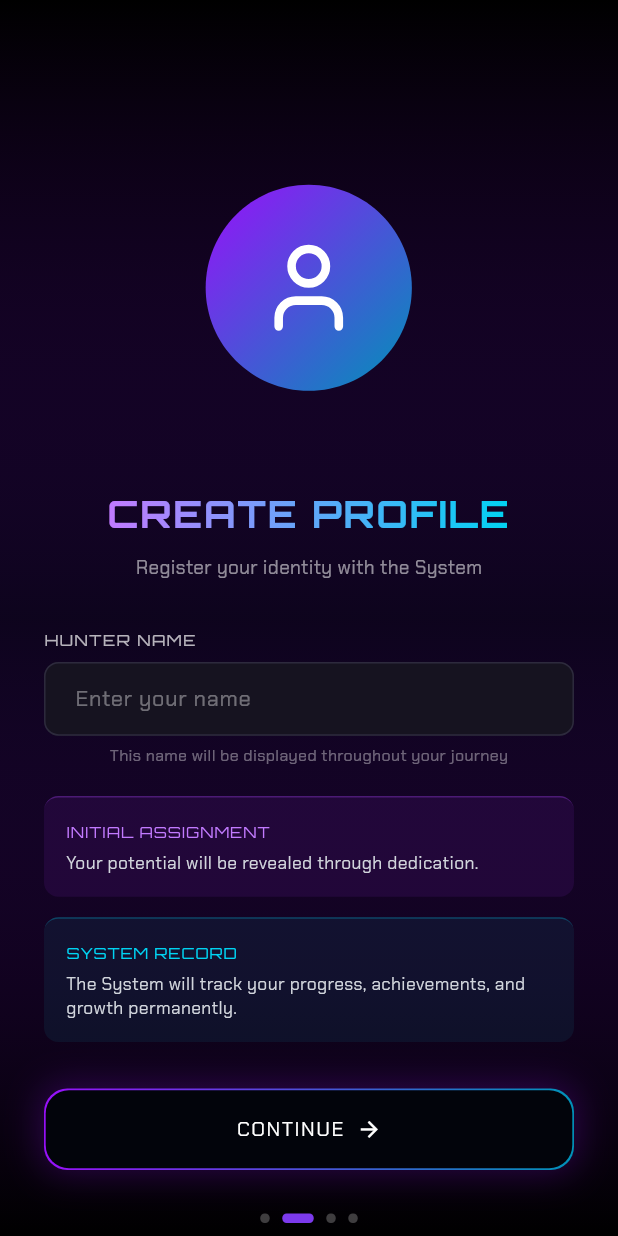
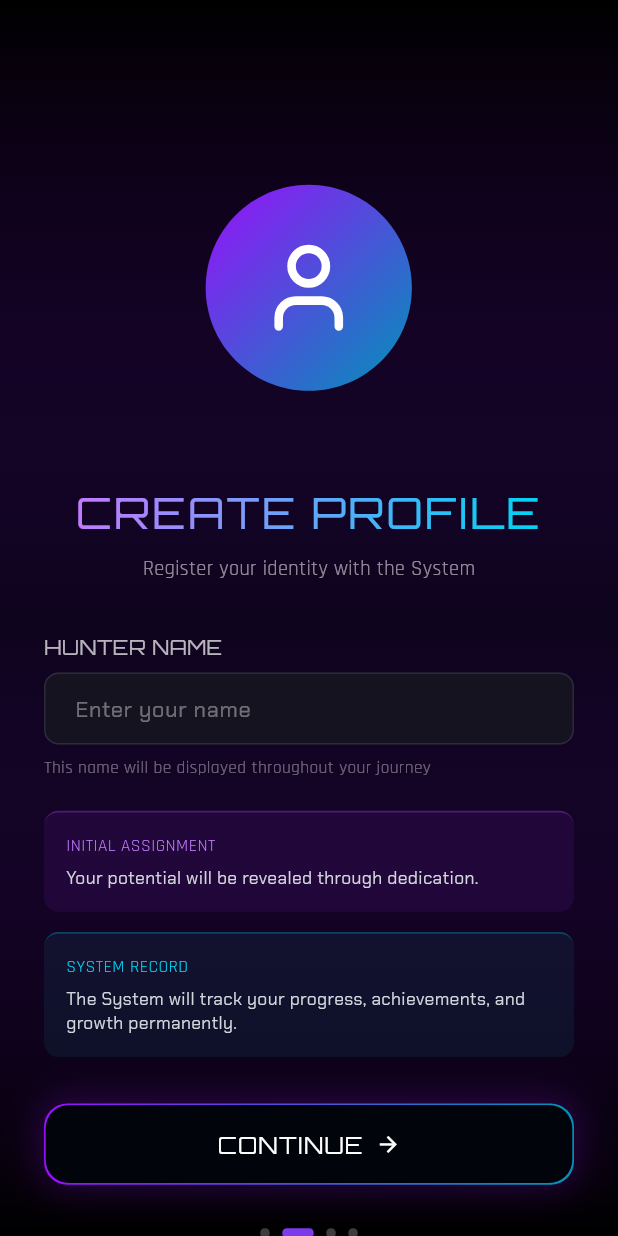
Before and after one commit to thanapalanvishaal-byte/initiation_project, a Flutter app: the screen it shows after launch, after a tap on "START AWAKENING", on a phone screen of 412 x 824 dp. Run offline on Flutter 3.47's test engine with Material 3 defaults, Android fonts, the phone set to English and light mode, and no system bars; our stand-ins replace flutter_screenutil, flutter_svg, go_router, hive, hive_flutter; accounts and stored records are empty.

Commit message:
Added rajdhani font , changed the requirments needed and changed the figma changes mentioned

```diff
--- a/lib/screens/onboarding/awakening_screen_01.dart
+++ b/lib/screens/onboarding/awakening_screen_01.dart
@@ -107,7 +107,9 @@ class AwakeningScreen extends StatelessWidget {
                                       style: AppTypography.orbitron(
                                         color: const Color(0xFFDABEFF),
                                         fontSize: 12.sp,
-                                        letterSpacing: .8,
+                                        fontWeight: FontWeight.w400,
+                                        height: 16 / 12,
+                                        letterSpacing: 0.6,
                                       ),
                                     )
                                   ],
@@ -118,36 +120,67 @@ class AwakeningScreen extends StatelessWidget {
 
                     //-------------------------------- Heading
 
+                             Column(
+  children: [
     ShaderMask(
       shaderCallback: (bounds) {
         return const LinearGradient(
+          begin: Alignment.centerLeft,
+          end: Alignment.centerRight,
           colors: [
-                                      _headlineStart,
-                                      _headlineEnd,
+            Color(0xFFC27AFF),
+            Color(0xFF00D3F2),
           ],
         ).createShader(bounds);
       },
       child: Text(
-                                  "YOU HAVE BEEN\nSELECTED",
+        "YOU HAVE BEEN",
         textAlign: TextAlign.center,
         style: AppTypography.orbitron(
           color: Colors.white,
-                                    fontSize: 52.sp,
-                                    height: 0.98,
-                                    letterSpacing: 1.6,
+          fontSize: 30.sp,
+          fontWeight: FontWeight.w400,
+          height: 36 / 30,
+          letterSpacing: 1.5,
         ),
       ),
     ),
-
+    ShaderMask(
+      shaderCallback: (bounds) {
+        return const LinearGradient(
+          begin: Alignment.centerLeft,
+          end: Alignment.centerRight,
+          colors: [
+            Color(0xFF00D3F2),
+            Color(0xFFC27AFF),
+          ],
+        ).createShader(bounds);
+      },
+      child: Text(
+        "SELECTED",
+        textAlign: TextAlign.center,
+        style: AppTypography.orbitron(
+          color: Colors.white,
+          fontSize: 30.sp,
+          fontWeight: FontWeight.w400,
+          height: 36 / 30,
+          letterSpacing: 1.5,
+        ),
+      ),
+    ),
+  ],
+),
                               SizedBox(height: 18.h),
 
                               Text(
                                 "You have been chosen as a Player.",
                                 textAlign: TextAlign.center,
-                                style: AppTypography.chakraPetch(
+                                style: AppTypography.rajdhani(
                                   color: _bodyPrimary,
                                   fontSize: 16.sp,
-                                  height: 1.2,
+                                  fontWeight: FontWeight.w400,
+                                  height: 26 / 16,
+
                                 ),
                               ),
 
@@ -158,10 +191,12 @@ class AwakeningScreen extends StatelessWidget {
                                 child: Text(
                                   "Complete awakening to unlock unlimited growth potential.",
                                   textAlign: TextAlign.center,
-                                  style: AppTypography.chakraPetch(
+                                  style: AppTypography.rajdhani(
                                     color: _bodySecondary,
-                                    fontSize: 15.sp,
-                                    height: 1.45,
+                                    fontSize: 14.sp,
+                                    fontWeight: FontWeight.w400,
+                                    height: 22.7 / 14,
+
                                   ),
                                 ),
                               ),
@@ -172,6 +207,7 @@ class AwakeningScreen extends StatelessWidget {
 
                               Container(
                                 height: 62.h,
+                                width: double.infinity,
                                 decoration: BoxDecoration(
                                   borderRadius: BorderRadius.circular(18),
                                   gradient: const LinearGradient(
@@ -200,10 +236,12 @@ class AwakeningScreen extends StatelessWidget {
                                     },
                                     child: Text(
                                       "START AWAKENING",
-                                      style: AppTypography.chakraPetch(
+                                      style: AppTypography.orbitron(
                                         color: const Color(0xFFE5E7EB),
-                                        fontSize: 17.sp,
-                                        letterSpacing: .9,
+                                        fontSize: 16.sp,
+                                        fontWeight: FontWeight.w400,
+                                        height: 24 / 16,
+                                        letterSpacing: 0.8,
                                       ),
                                     ),
                                   ),
@@ -215,9 +253,10 @@ class AwakeningScreen extends StatelessWidget {
                               Text(
                                 "The System is watching. The System is waiting.",
                                 textAlign: TextAlign.center,
-                                style: AppTypography.chakraPetch(
+                                style: AppTypography.rajdhani(
                                   color: _hintText,
-                                  fontSize: 13.sp,
+                                  fontSize: 12.sp,
+                                  height: 19.5 / 12,
                                 ),
                               ),
 
--- a/lib/screens/onboarding/awakening_screen_02.dart
+++ b/lib/screens/onboarding/awakening_screen_02.dart
@@ -55,9 +55,10 @@ class AwakeningStepTwo extends StatelessWidget {
                       textAlign: TextAlign.center,
                       style: AppTypography.orbitron(
                         color: Colors.white,
-                        fontSize: 26.sp,
-                        fontWeight: FontWeight.w700,
-                        letterSpacing: 1.2,
+                        fontSize: 30.sp,
+                        fontWeight: FontWeight.w400,
+                        height: 36 / 30,
+                        letterSpacing: 1.5,
                       ),
                     ),
                   ),
@@ -66,7 +67,10 @@ class AwakeningStepTwo extends StatelessWidget {
 
                   Text(
                     'Register your identity with the System',
-                    style: AppTypography.chakraPetch(color: Colors.white54, fontSize: 13.sp),
+                    style: AppTypography.rajdhani(color: Colors.white54, fontSize: 14.sp,
+          fontWeight: FontWeight.w400,
+          height: 22.7 / 14,
+          ),
                   ),
 
                   SizedBox(height: 32.h),
@@ -79,8 +83,10 @@ class AwakeningStepTwo extends StatelessWidget {
                       'HUNTER NAME',
                       style: AppTypography.orbitron(
                         color: Colors.white70,
-                        fontSize: 11.sp,
-                        letterSpacing: 1,
+                        fontSize: 14.sp,
+                        fontWeight: FontWeight.w400,
+                        height: 20 / 14,
+                        letterSpacing: 0.35,
                       ),
                     ),
                   ),
@@ -114,10 +120,17 @@ class AwakeningStepTwo extends StatelessWidget {
                     },
                   ),
                   SizedBox(height: 6.h),
-                  Text(
-                    'This name will be displayed throughout your journey',
-                    style: AppTypography.chakraPetch(color: Colors.white38, fontSize: 11.sp),
-                  ),
+                  SizedBox(
+  width: double.infinity,
+  child: Text(
+    'This name will be displayed throughout your journey',
+    textAlign: TextAlign.start,
+    style: AppTypography.rajdhani(color: Colors.white38, fontSize: 12.sp,
+          fontWeight: FontWeight.w400,
+          height: 19.5 / 12,
+          ),
+  ),
+),
 
                   SizedBox(height: 20.h),
 
@@ -155,10 +168,12 @@ class AwakeningStepTwo extends StatelessWidget {
                       children: [
                         Text(
                           'CONTINUE',
-                          style: AppTypography.chakraPetch(
+                          style: AppTypography.orbitron(
                             color: Colors.white,
-                            fontSize: 14.sp,
-                            letterSpacing: 1,
+                            fontSize: 16.sp,
+                            letterSpacing: 0.8,
+                            height: 24 / 16,
+                            fontWeight: FontWeight.w400,
                           ),
                         ),
                         SizedBox(width: 8.w),
@@ -216,10 +231,12 @@ class _InfoBox extends StatelessWidget {
         children: [
           Text(
             title,
-            style: AppTypography.orbitron(
+            style: AppTypography.rajdhani(
               color: titleColor,
-              fontSize: 11.sp,
-              letterSpacing: 0.6,
+              fontSize: 12.sp,
+              fontWeight: FontWeight.w400,
+              height: 16 / 12,
+              letterSpacing: 0.3,
             ),
           ),
           SizedBox(height: 6.h),
--- a/lib/screens/onboarding/awakening_screen_03.dart
+++ b/lib/screens/onboarding/awakening_screen_03.dart
@@ -5,6 +5,7 @@ import '../../themes/app_typography.dart';
 import '../../models/player_class_model.dart';
 import '../../providers/onboarding_provider.dart';
 import 'package:flutter_svg/flutter_svg.dart';
+import '../../widgets/onboarding_page_indicator.dart';
 
 class AwakeningStepThree extends StatelessWidget {
   const AwakeningStepThree({super.key});
@@ -31,8 +32,9 @@ class AwakeningStepThree extends StatelessWidget {
                   style: AppTypography.orbitron(
                     color: Colors.white,
                     fontSize: 30.sp,
-                    fontWeight: FontWeight.w700,
-                    height: 1.2,
+                    fontWeight: FontWeight.w400,
+                    height: 36/30,
+                    letterSpacing: 1.5,
                   ),
                 ),
               ),
@@ -40,7 +42,7 @@ class AwakeningStepThree extends StatelessWidget {
               Text(
                 'Choose your combat specialization. This determines your initial stat distribution.',
                 textAlign: TextAlign.center,
-                style: AppTypography.chakraPetch(color: Colors.white54, fontSize: 13.sp),
+                style: AppTypography.rajdhani(color: Colors.white54, fontSize: 14.sp, height: 22.7 / 14,fontWeight: FontWeight.w400,),
               ),
 
               SizedBox(height: 28.h),
@@ -67,16 +69,18 @@ class AwakeningStepThree extends StatelessWidget {
                   children: [
                     Text(
                       'NOTE',
-                      style: AppTypography.orbitron(
+                      style: AppTypography.rajdhani(
                         color: const Color(0xFFC27AFF),
-                        fontSize: 11.sp,
-                        letterSpacing: 1,
+                        fontSize: 12.sp,
+                        height: 16 / 12,
+                        fontWeight: FontWeight.w400,
+                        letterSpacing: 0.3,
                       ),
                     ),
                     SizedBox(height: 8.h),
                     Text(
                       'Your class choice affects initial stats but does not limit your growth. All stats can be improved through training and quests.',
-                      style: AppTypography.chakraPetch(color: Colors.white60, fontSize: 13.sp, height: 1.5),
+                      style: AppTypography.rajdhani(color: Colors.white60, fontSize: 14.sp, height: 22.7 / 14, fontWeight: FontWeight.w400),
                     ),
                   ],
                 ),
@@ -124,10 +128,12 @@ class AwakeningStepThree extends StatelessWidget {
                           children: [
                             Text(
                               'CONFIRM SELECTION',
-                              style: AppTypography.chakraPetch(
+                              style: AppTypography.orbitron(
                                 color: Colors.white,
-                                fontSize: 14.sp,
-                                letterSpacing: 1,
+                                fontSize: 16.sp,
+                                letterSpacing: 0.8,
+                                height: 24 / 16,
+                                fontWeight: FontWeight.w400,
                               ),
                             ),
                             SizedBox(width: 8.w),
@@ -139,6 +145,9 @@ class AwakeningStepThree extends StatelessWidget {
                   );
                 },
               ),
+
+              SizedBox(height: 30.h),
+              const OnboardingPageIndicator(currentPage: 2, totalPages: 4),
 
               SizedBox(height: 30.h),
             ],
--- a/lib/themes/app_theme.dart
+++ b/lib/themes/app_theme.dart
@@ -13,29 +13,35 @@ class AppColors {
 class AppTextStyles {
   static const TextStyle heading1 = TextStyle(
     fontFamily: 'Orbitron',
-    fontSize: 28,
-    fontWeight: FontWeight.bold,
+    fontSize: 20,
+    height: 28/20,
+    letterSpacing: 1,
+    fontWeight: FontWeight.w400,
     color: AppColors.textPrimary,
   );
 
   static const TextStyle heading2 = TextStyle(
-    fontFamily: 'Orbitron',
-    fontSize: 22,
-    fontWeight: FontWeight.w600,
+    fontFamily: 'rajdhani',
+    fontSize: 14,
+    height: 22.7/14,
+
+    fontWeight: FontWeight.w400,
     color: AppColors.textPrimary,
   );
 
   static const TextStyle body = TextStyle(
-    fontFamily: 'ChakraPetch',
-    fontSize: 16,
-    fontWeight: FontWeight.normal,
+    fontFamily: 'rajdhani',
+    fontSize: 12,
+    height: 16/12,
+    fontWeight: FontWeight.w400,
     color: AppColors.textPrimary,
   );
 
   static const TextStyle caption = TextStyle(
-    fontFamily: 'ChakraPetch',
+    fontFamily: 'rajdhani',
     fontSize: 12,
-    fontWeight: FontWeight.normal,
+    height: 16/12,
+    fontWeight: FontWeight.w400,
     color: AppColors.textSecondary,
   );
 }
--- a/lib/themes/app_typography.dart
+++ b/lib/themes/app_typography.dart
@@ -42,4 +42,24 @@ class AppTypography {
       decoration: decoration,
     );
   }
+  static TextStyle rajdhani({
+  Color? color,
+  double? fontSize,
+  FontWeight? fontWeight,
+  double? letterSpacing,
+  double? height,
+  FontStyle? fontStyle,
+  TextDecoration? decoration,
+}) {
+  return TextStyle(
+    fontFamily: 'Rajdhani',
+    color: color,
+    fontSize: fontSize,
+    fontWeight: fontWeight,
+    letterSpacing: letterSpacing,
+    height: height,
+    fontStyle: fontStyle,
+    decoration: decoration,
+  );
 }
+}
```
Also changed, not shown: pubspec.yaml (+10 -0 lines), assets/fonts/Rajdhani-Bold.ttf (added), assets/fonts/Rajdhani-Light.ttf (added), assets/fonts/Rajdhani-Medium.ttf (added), assets/fonts/Rajdhani-Regular.ttf (added), assets/fonts/Rajdhani-SemiBold.ttf (added). Lines whose indentation alone changed are shown as unchanged.
